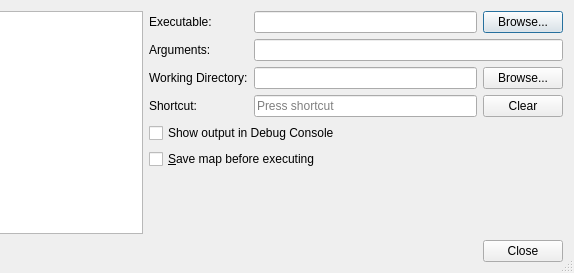
Above: src/tiled/commanddialog.ui from mapeditor/tiled before the change; both pictures show x 283 to 857 and y 0 to 273 of the 857 by 273 pixel window. Below: the same form after it.
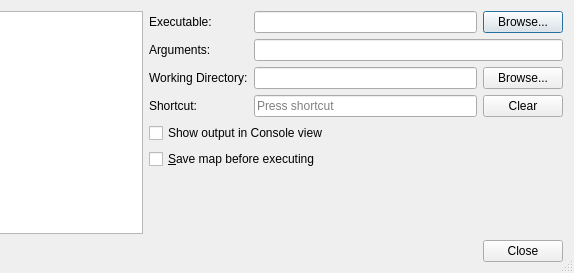
That is the form after the change. Custom widgets are drawn as their Qt base class.

Commit message:
Added support for executing JavaScript in the Console
Currently the actions you can perform here are still very limited.
There's the "tiled" module, which provides some simple properties,
access to the document manager (which isn't very usable yet) and a way
to trigger registered actions (and most global actions are now
registered).

Issue #949

```diff
--- a/src/tiled/commanddialog.ui
+++ b/src/tiled/commanddialog.ui
@@ -154,7 +154,7 @@
      <item row="4" column="0" colspan="3">
       <widget class="QCheckBox" name="outputBox">
        <property name="text">
-        <string>Show output in Debug Console</string>
+        <string>Show output in Console view</string>
        </property>
       </widget>
      </item>
```
The commit also changes 17 other files.
